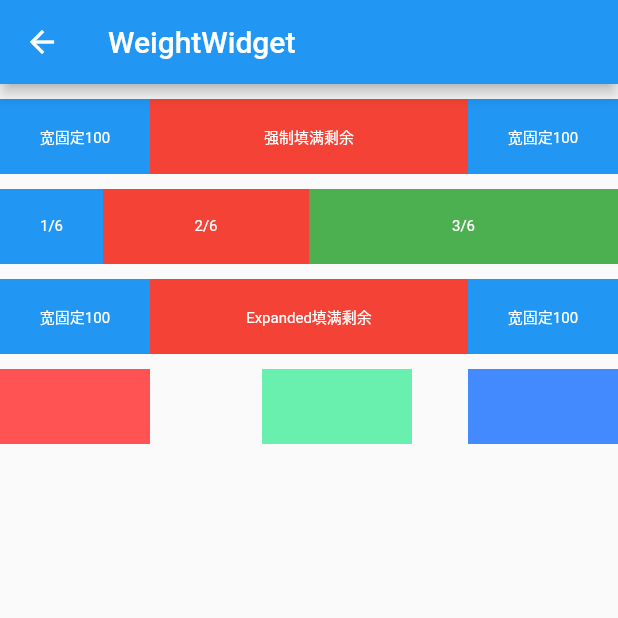
After one commit to jiangxklongmao/flutterLeanning, a Flutter app: the screen it shows after launch, after a tap on "WeightWidget", on a phone screen of 412 x 824 dp, the top half of it. The commit adds this screen. Run offline on Flutter 3.47's test engine with Material 2 defaults, Android fonts, the phone set to English and light mode, and no system bars.

Commit message:
[commit]权重组件

```diff
--- a/lib/main.dart
+++ b/lib/main.dart
@@ -3,6 +3,7 @@ import 'package:flutter_learning/page/FlowPage.dart';
 import 'package:flutter_learning/page/HomePage.dart';
 import 'package:flutter_learning/page/SemicircleFlowPopMenu.dart';
 import 'package:flutter_learning/page/TextPage.dart';
+import 'package:flutter_learning/page/WeightWidget.dart';
 
 void main() {
   runApp(MyApp());
@@ -34,7 +35,9 @@ class MyApp extends StatelessWidget {
       routes: {
         "TextPage": (BuildContext context) => TextPage(),
         "FlowPopMenu": (BuildContext context) => FlowPopMenu(),
-        "SemicircleFlowPopMenu": (BuildContext context) => SemicircleFlowPopMenu()
+        "SemicircleFlowPopMenu": (BuildContext context) =>
+            SemicircleFlowPopMenu(),
+        "WeightWidget": (BuildContext context) => WeightWidget(),
       },
     );
   }
--- a/lib/page/HomePage.dart
+++ b/lib/page/HomePage.dart
@@ -9,7 +9,11 @@ class HomePage extends StatelessWidget {
   @override
   Widget build(BuildContext context) {
     return Scaffold(
-        body: Center(
+      appBar: AppBar(
+        title: Text("FlutterLearning"),
+      ),
+      body: SingleChildScrollView(
+        child: Center(
           child: Container(
             child: Column(
               mainAxisAlignment: MainAxisAlignment.center,
@@ -33,10 +37,19 @@ class HomePage extends StatelessWidget {
                     Navigator.pushNamed(context, "SemicircleFlowPopMenu");
                   },
                   child: Text("SemicircleFlowPopMenu"),
-            )
+                ),
+                SizedBox(height: 20),
+                TextButton(
+                  onPressed: () {
+                    Navigator.pushNamed(context, "WeightWidget");
+                  },
+                  child: Text("WeightWidget"),
+                ),
               ],
             ),
           ),
-    ));
+        ),
+      ),
+    );
   }
 }
--- a/lib/page/SemicircleFlowPopMenu.dart
+++ b/lib/page/SemicircleFlowPopMenu.dart
@@ -5,7 +5,7 @@ import 'package:flutter/material.dart';
 ///    author : xingke
 ///    e-mail : jxklongmao@gmail.com
 ///    date   : 2021/5/12 15:54
-///    desc   :
+///    desc   : 半圆展开菜单
 ///    version: 1.0
 class SemicircleFlowPopMenu extends StatefulWidget {
   @override
--- /dev/null
+++ b/lib/page/WeightWidget.dart
@@ -0,0 +1,168 @@
+import 'package:flutter/material.dart';
+
+///    author : xingke
+///    e-mail : jxklongmao@gmail.com
+///    date   : 2021/5/12 17:05
+///    desc   : 权重组件
+///    version: 1.0
+class WeightWidget extends StatelessWidget {
+  @override
+  Widget build(BuildContext context) {
+    return Scaffold(
+        appBar: AppBar(
+          title: Text("WeightWidget"),
+        ),
+        body: SingleChildScrollView(
+          child: Column(
+            children: [
+              SizedBox(
+                height: 10,
+              ),
+              Row(
+                children: [
+                  Container(
+                    color: Colors.blue,
+                    height: 50,
+                    width: 100,
+                    alignment: Alignment.center,
+                    child: Text(
+                      "宽固定100",
+                      style: TextStyle(color: Colors.white, fontSize: 10),
+                    ),
+                  ),
+                  Flexible(
+                    fit: FlexFit.tight,
+                    child: Container(
+                      alignment: Alignment.center,
+                      color: Colors.red,
+                      height: 50,
+                      child: Text(
+                        "强制填满剩余",
+                        style: TextStyle(color: Colors.white, fontSize: 10),
+                      ),
+                    ),
+                  ),
+                  Container(
+                    color: Colors.blue,
+                    alignment: Alignment.center,
+                    height: 50,
+                    width: 100,
+                    child: Text(
+                      "宽固定100",
+                      style: TextStyle(color: Colors.white, fontSize: 10),
+                    ),
+                  ),
+                ],
+              ),
+              SizedBox(
+                height: 10,
+              ),
+              Row(
+                children: [
+                  Flexible(
+                    flex: 1,
+                    child: Container(
+                      height: 50,
+                      color: Colors.blue,
+                      alignment: Alignment.center,
+                      child: Text(
+                        "1/6",
+                        style: TextStyle(color: Colors.white, fontSize: 10),
+                      ),
+                    ),
+                  ),
+                  Flexible(
+                    flex: 2,
+                    child: Container(
+                      height: 50,
+                      color: Colors.red,
+                      alignment: Alignment.center,
+                      child: Text(
+                        "2/6",
+                        style: TextStyle(color: Colors.white, fontSize: 10),
+                      ),
+                    ),
+                  ),
+                  Flexible(
+                    flex: 3,
+                    child: Container(
+                      height: 50,
+                      color: Colors.green,
+                      alignment: Alignment.center,
+                      child: Text(
+                        "3/6",
+                        style: TextStyle(color: Colors.white, fontSize: 10),
+                      ),
+                    ),
+                  ),
+                ],
+              ),
+              SizedBox(
+                height: 10,
+              ),
+              Row(
+                children: [
+                  Container(
+                    color: Colors.blue,
+                    height: 50,
+                    width: 100,
+                    alignment: Alignment.center,
+                    child: Text(
+                      "宽固定100",
+                      style: TextStyle(color: Colors.white, fontSize: 10),
+                    ),
+                  ),
+                  Expanded(
+                    child: Container(
+                      alignment: Alignment.center,
+                      color: Colors.red,
+                      height: 50,
+                      child: Text(
+                        "Expanded填满剩余",
+                        style: TextStyle(color: Colors.white, fontSize: 10),
+                      ),
+                    ),
+                  ),
+                  Container(
+                    color: Colors.blue,
+                    alignment: Alignment.center,
+                    height: 50,
+                    width: 100,
+                    child: Text(
+                      "宽固定100",
+                      style: TextStyle(color: Colors.white, fontSize: 10),
+                    ),
+                  ),
+                ],
+              ),
+              SizedBox(
+                height: 10,
+              ),
+              Row(
+                children: [
+                  Container(
+                    width: 100,
+                    height: 50,
+                    color: Colors.redAccent,
+                  ),
+                  Spacer(
+                    flex: 2,
+                  ),
+                  Container(
+                    width: 100,
+                    height: 50,
+                    color: Colors.greenAccent,
+                  ),
+                  Spacer(),
+                  Container(
+                    width: 100,
+                    height: 50,
+                    color: Colors.blueAccent,
+                  )
+                ],
+              )
+            ],
+          ),
+        ));
+  }
+}
```
Lines whose indentation alone changed are shown as unchanged.
